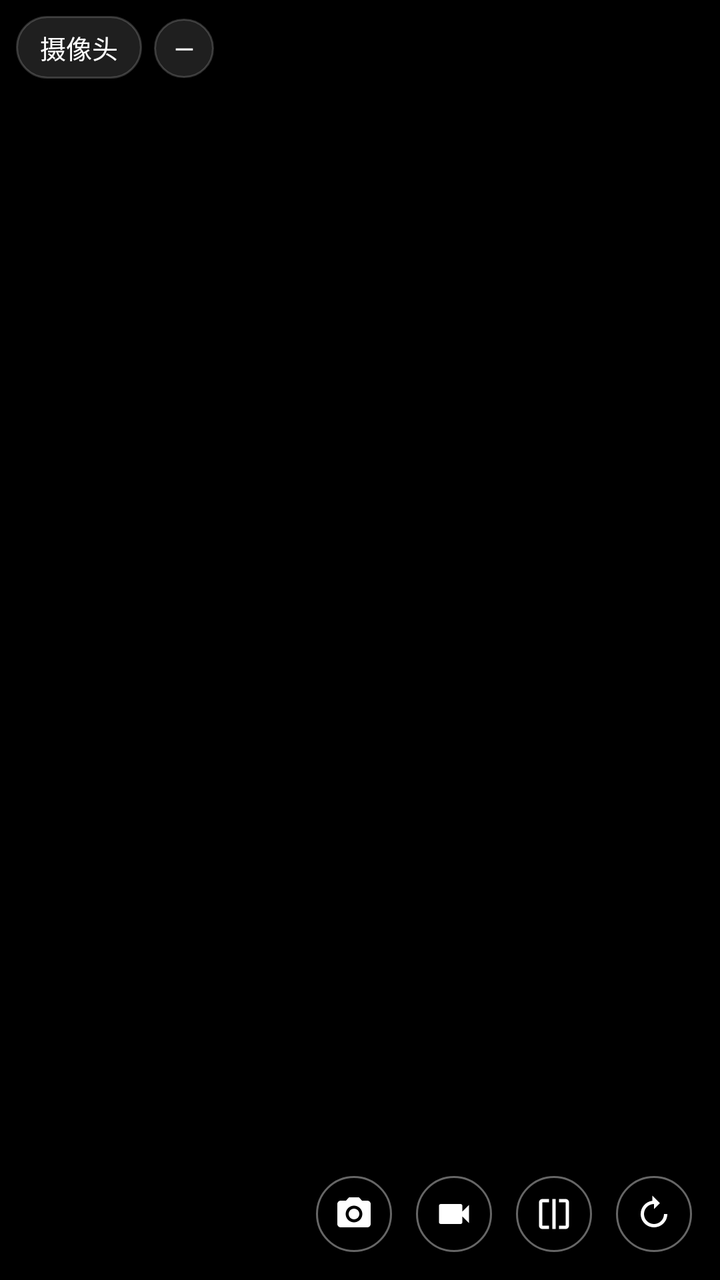
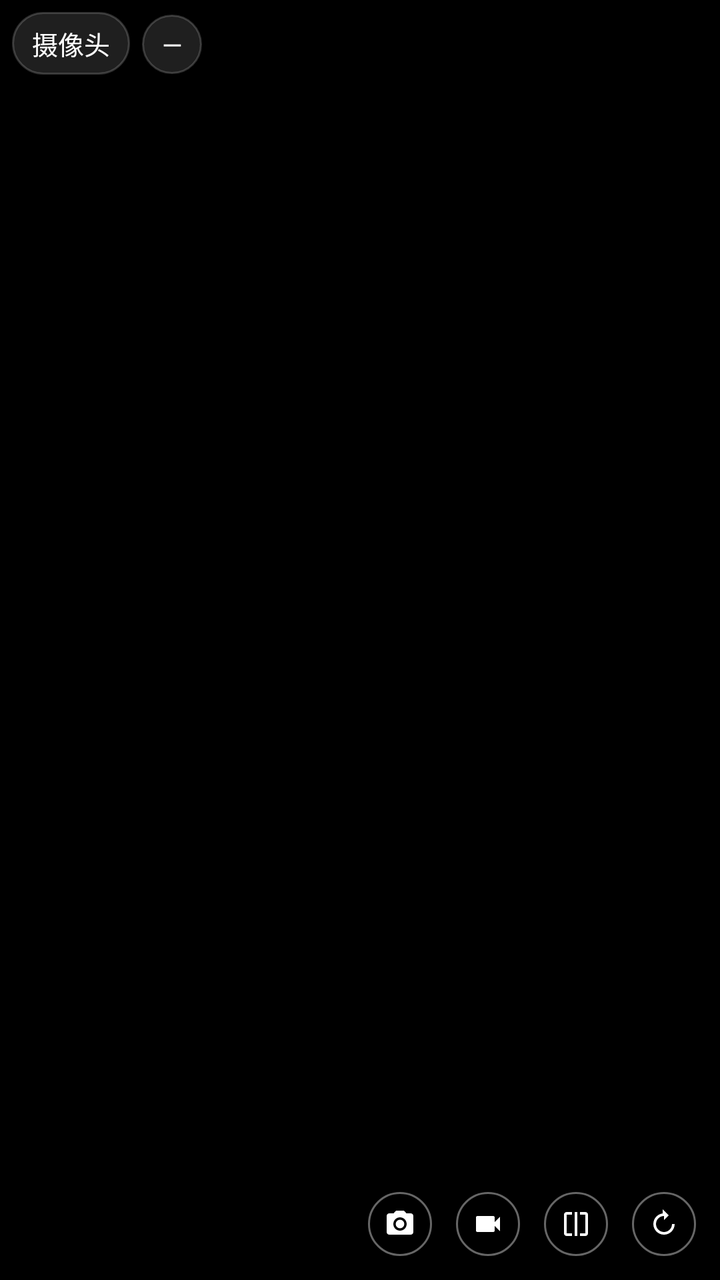

Screens rendered from an Android XML layout before and after an edit, with the pre-edit source and the edit as a unified diff.
<!-- AndroidManifest.xml: application theme Theme.UvcBlindCam -->
<!-- res/layout/item_camera_panel.xml -->
<?xml version="1.0" encoding="utf-8"?>
<FrameLayout xmlns:android="http://schemas.android.com/apk/res/android"
    android:layout_width="match_parent"
    android:layout_height="match_parent"
    android:background="@color/black">

    <TextureView
        android:id="@+id/texturePanel"
        android:layout_width="match_parent"
        android:layout_height="match_parent" />

    
    <LinearLayout
        android:layout_width="wrap_content"
        android:layout_height="wrap_content"
        android:layout_gravity="top|start"
        android:layout_margin="8dp"
        android:orientation="horizontal">

        <TextView
            android:id="@+id/btnCam"
            android:layout_width="wrap_content"
            android:layout_height="wrap_content"
            android:background="@drawable/bg_pill"
            android:paddingStart="12dp"
            android:paddingTop="6dp"
            android:paddingEnd="12dp"
            android:paddingBottom="6dp"
            android:text="@string/camera_unnamed"
            android:textColor="@color/white"
            android:textSize="13sp" />

        <TextView
            android:id="@+id/btnProfile"
            android:layout_width="wrap_content"
            android:layout_height="wrap_content"
            android:layout_marginStart="6dp"
            android:background="@drawable/bg_pill"
            android:paddingStart="10dp"
            android:paddingTop="6dp"
            android:paddingEnd="10dp"
            android:paddingBottom="6dp"
            android:text="—"
            android:textColor="@color/white"
            android:textSize="13sp" />
    </LinearLayout>

    
    <TextView
        android:id="@+id/tvStatus"
        android:layout_width="wrap_content"
        android:layout_height="wrap_content"
        android:layout_gravity="center"
        android:gravity="center"
        android:padding="16dp"
        android:text="@string/camera_no_permission"
        android:textColor="#CCFFFFFF"
        android:textSize="14sp"
        android:visibility="gone" />

    
    <TextView
        android:id="@+id/tvRec"
        android:layout_width="wrap_content"
        android:layout_height="wrap_content"
        android:layout_gravity="top|end"
        android:layout_margin="8dp"
        android:background="@drawable/bg_pill"
        android:paddingStart="10dp"
        android:paddingTop="6dp"
        android:paddingEnd="10dp"
        android:paddingBottom="6dp"
        android:text="@string/recording_dot"
        android:textColor="#FFFF5252"
        android:textSize="13sp"
        android:visibility="gone" />

    
    <LinearLayout
        android:layout_width="wrap_content"
        android:layout_height="wrap_content"
        android:layout_gravity="bottom|end"
        android:layout_marginEnd="8dp"
        android:layout_marginBottom="8dp"
        android:orientation="horizontal">

        <ImageButton
            android:id="@+id/btnPhoto"
            style="@style/BlindCam.CaptureButton"
            android:contentDescription="@string/action_photo"
            android:src="@drawable/ic_camera" />

        <ImageButton
            android:id="@+id/btnRecord"
            style="@style/BlindCam.CaptureButton"
            android:contentDescription="@string/action_record"
            android:src="@drawable/ic_videocam" />

        <ImageButton
            android:id="@+id/btnMirror"
            style="@style/BlindCam.CaptureButton"
            android:contentDescription="@string/action_mirror"
            android:src="@drawable/ic_flip" />

        <ImageButton
            android:id="@+id/btnRotate"
            style="@style/BlindCam.CaptureButton"
            android:contentDescription="@string/action_rotate"
            android:src="@drawable/ic_rotate" />
    </LinearLayout>

    
    <View
        android:id="@+id/viewWarn"
        android:layout_width="match_parent"
        android:layout_height="match_parent"
        android:background="@drawable/bg_warning_border"
        android:visibility="gone" />
</FrameLayout>
<!-- resources referenced by this layout -->
<resources>
  <color name="black">#FF000000</color>
  <color name="white">#FFFFFFFF</color>
  <!-- drawable bg_pill (drawable) -->
  <?xml version="1.0" encoding="utf-8"?>
  <shape xmlns:android="http://schemas.android.com/apk/res/android"
      android:shape="rectangle">
      <solid android:color="#1FFFFFFF" />
      <corners android:radius="100dp" />
      <stroke
          android:width="1dp"
          android:color="#2EFFFFFF" />
  </shape>
  <!-- drawable bg_warning_border (drawable) -->
  <?xml version="1.0" encoding="utf-8"?>
  <shape xmlns:android="http://schemas.android.com/apk/res/android"
      android:shape="rectangle">
      <solid android:color="@android:color/transparent" />
      <stroke
          android:width="6dp"
          android:color="#FFE53935" />
      <corners android:radius="2dp" />
  </shape>
  <string name="action_mirror">镜像</string>
  <string name="action_photo">拍照</string>
  <string name="action_record">录像</string>
  <string name="action_rotate">旋转</string>
  <string name="camera_no_permission">未授权\n点击此处授权</string>
  <string name="camera_unnamed">摄像头</string>
  <string name="recording_dot">● 录像中</string>
  <style name="BlindCam.CaptureButton" parent="Widget.AppCompat.ImageButton">
          <item name="android:layout_width">38dp</item>
          <item name="android:layout_height">38dp</item>
          <item name="android:layout_margin">6dp</item>
          <item name="android:background">@drawable/bg_capture_button</item>
          <item name="android:scaleType">fitCenter</item>
          <item name="android:padding">9dp</item>
          <item name="android:tint">@color/white</item>
      </style>
  <style name="Theme.UvcBlindCam" parent="Theme.Material3.DayNight.NoActionBar">
          <item name="colorPrimary">@color/brand_blue</item>
          <item name="colorPrimaryDark">@color/brand_blue_dark</item>
          <item name="colorOnPrimary">@color/white</item>
          <item name="colorSecondary">@color/brand_blue</item>
          <item name="android:colorBackground">#FFF2F4F7</item>
          <item name="colorOnBackground">#FF1A1F26</item>
          <item name="colorSurface">#FFFFFFFF</item>
          <item name="colorOnSurface">#FF1A1F26</item>
          <item name="colorSurfaceVariant">#FFE3EAF2</item>
          <item name="colorOnSurfaceVariant">#FF5A6472</item>
          <item name="colorOutline">#FFB6C0CC</item>
          <item name="android:statusBarColor">#FFFFFFFF</item>
          <item name="android:navigationBarColor">#FFFFFFFF</item>
          <item name="android:windowLightStatusBar">true</item>
          <item name="android:windowFullscreen">false</item>
  
          
          <item name="appBg">@drawable/bg_gradient_light</item>
          <item name="cardBg">@drawable/bg_glass_card_light</item>
          <item name="barBg">@drawable/bg_glass_bar</item>
          <item name="pillBg">@drawable/bg_pill_light</item>
          <item name="pillSelectedBg">@drawable/bg_pill_gradient</item>
          <item name="appBar">#FFFFFFFF</item>
          <item name="chipBg">#FFE3EAF2</item>
          <item name="onSurfaceDim">#FF5A6472</item>
          <item name="dividerColor">#FFD7DDE5</item>
          <item name="btnOutline">#FFB6C0CC</item>
          <item name="previewLabel">#FFFFFFFF</item>
          <item name="accentColor">#FF1565C0</item>
      </style>
  <color name="brand_blue">#FF1565C0</color>
  <color name="brand_blue_dark">#FF0D47A1</color>
  <!-- drawable bg_glass_bar (drawable) -->
  <?xml version="1.0" encoding="utf-8"?>
  <shape xmlns:android="http://schemas.android.com/apk/res/android"
      android:shape="rectangle">
      <solid android:color="#CC1A1330" />
      <stroke
          android:width="1dp"
          android:color="#33FFFFFF" />
  </shape>
  <!-- unchanged entries left out for length: 9 -->
</resources>

<!-- the commit's change to res/layout/item_camera_panel.xml (unified diff, before → after) -->
@@ -14,7 +14,7 @@
         android:layout_width="wrap_content"
         android:layout_height="wrap_content"
         android:layout_gravity="top|start"
-        android:layout_margin="8dp"
+        android:layout_margin="@dimen/ui_capture_margin"
         android:orientation="horizontal">
 
         <TextView
@@ -22,27 +22,33 @@
             android:layout_width="wrap_content"
             android:layout_height="wrap_content"
             android:background="@drawable/bg_pill"
-            android:paddingStart="12dp"
-            android:paddingTop="6dp"
-            android:paddingEnd="12dp"
-            android:paddingBottom="6dp"
+            android:paddingStart="@dimen/ui_panel_pill_pad_h"
+            android:paddingTop="@dimen/ui_panel_pill_pad_v"
+            android:paddingEnd="@dimen/ui_panel_pill_pad_h"
+            android:paddingBottom="@dimen/ui_panel_pill_pad_v"
             android:text="@string/camera_unnamed"
             android:textColor="@color/white"
-            android:textSize="13sp" />
+            android:textSize="@dimen/ui_panel_pill_text"
+            android:maxLines="1"
+            android:ellipsize="end"
+            android:maxWidth="160dp" />
 
         <TextView
             android:id="@+id/btnProfile"
             android:layout_width="wrap_content"
             android:layout_height="wrap_content"
-            android:layout_marginStart="6dp"
+            android:layout_marginStart="@dimen/ui_capture_margin"
             android:background="@drawable/bg_pill"
-            android:paddingStart="10dp"
-            android:paddingTop="6dp"
-            android:paddingEnd="10dp"
-            android:paddingBottom="6dp"
+            android:paddingStart="@dimen/ui_panel_pill_pad_h"
+            android:paddingTop="@dimen/ui_panel_pill_pad_v"
+            android:paddingEnd="@dimen/ui_panel_pill_pad_h"
+            android:paddingBottom="@dimen/ui_panel_pill_pad_v"
             android:text="—"
             android:textColor="@color/white"
-            android:textSize="13sp" />
+            android:textSize="@dimen/ui_panel_pill_text"
+            android:maxLines="1"
+            android:ellipsize="end"
+            android:maxWidth="160dp" />
     </LinearLayout>
 
     
@@ -52,10 +58,10 @@
         android:layout_height="wrap_content"
         android:layout_gravity="center"
         android:gravity="center"
-        android:padding="16dp"
+        android:padding="10dp"
         android:text="@string/camera_no_permission"
         android:textColor="#CCFFFFFF"
-        android:textSize="14sp"
+        android:textSize="@dimen/ui_panel_pill_text"
         android:visibility="gone" />
 
     
@@ -64,15 +70,15 @@
         android:layout_width="wrap_content"
         android:layout_height="wrap_content"
         android:layout_gravity="top|end"
-        android:layout_margin="8dp"
+        android:layout_margin="@dimen/ui_capture_margin"
         android:background="@drawable/bg_pill"
-        android:paddingStart="10dp"
-        android:paddingTop="6dp"
-        android:paddingEnd="10dp"
-        android:paddingBottom="6dp"
+        android:paddingStart="@dimen/ui_panel_pill_pad_h"
+        android:paddingTop="@dimen/ui_panel_pill_pad_v"
+        android:paddingEnd="@dimen/ui_panel_pill_pad_h"
+        android:paddingBottom="@dimen/ui_panel_pill_pad_v"
         android:text="@string/recording_dot"
         android:textColor="#FFFF5252"
-        android:textSize="13sp"
+        android:textSize="@dimen/ui_panel_pill_text"
         android:visibility="gone" />
 
     
@@ -80,8 +86,8 @@
         android:layout_width="wrap_content"
         android:layout_height="wrap_content"
         android:layout_gravity="bottom|end"
-        android:layout_marginEnd="8dp"
-        android:layout_marginBottom="8dp"
+        android:layout_marginEnd="@dimen/ui_capture_margin"
+        android:layout_marginBottom="@dimen/ui_capture_margin"
         android:orientation="horizontal">
 
         <ImageButton
@@ -110,10 +116,12 @@
     </LinearLayout>
 
     
-    <View
+    <com.wheeltech.blindcam.ui.widget.WarningOverlayView
         android:id="@+id/viewWarn"
         android:layout_width="match_parent"
         android:layout_height="match_parent"
-        android:background="@drawable/bg_warning_border"
+        android:clickable="false"
+        android:focusable="false"
+        android:importantForAccessibility="no"
         android:visibility="gone" />
 </FrameLayout>
<!-- resource entries referenced after the edit -->
@@ -2,6 +2,10 @@
 <resources>
   <color name="black">#FF000000</color>
   <color name="white">#FFFFFFFF</color>
+  <dimen name="ui_capture_margin">4dp</dimen>
+  <dimen name="ui_panel_pill_pad_h">8dp</dimen>
+  <dimen name="ui_panel_pill_pad_v">4dp</dimen>
+  <dimen name="ui_panel_pill_text">11sp</dimen>
   <!-- drawable bg_pill (drawable) -->
   <?xml version="1.0" encoding="utf-8"?>
   <shape xmlns:android="http://schemas.android.com/apk/res/android"
@@ -12,16 +16,6 @@
           android:width="1dp"
           android:color="#2EFFFFFF" />
   </shape>
-  <!-- drawable bg_warning_border (drawable) -->
-  <?xml version="1.0" encoding="utf-8"?>
-  <shape xmlns:android="http://schemas.android.com/apk/res/android"
-      android:shape="rectangle">
-      <solid android:color="@android:color/transparent" />
-      <stroke
-          android:width="6dp"
-          android:color="#FFE53935" />
-      <corners android:radius="2dp" />
-  </shape>
   <string name="action_mirror">镜像</string>
   <string name="action_photo">拍照</string>
   <string name="action_record">录像</string>
@@ -30,12 +24,12 @@
   <string name="camera_unnamed">摄像头</string>
   <string name="recording_dot">● 录像中</string>
   <style name="BlindCam.CaptureButton" parent="Widget.AppCompat.ImageButton">
-          <item name="android:layout_width">38dp</item>
-          <item name="android:layout_height">38dp</item>
-          <item name="android:layout_margin">6dp</item>
+          <item name="android:layout_width">@dimen/ui_capture_button</item>
+          <item name="android:layout_height">@dimen/ui_capture_button</item>
+          <item name="android:layout_margin">@dimen/ui_capture_margin</item>
           <item name="android:background">@drawable/bg_capture_button</item>
           <item name="android:scaleType">fitCenter</item>
-          <item name="android:padding">9dp</item>
+          <item name="android:padding">@dimen/ui_capture_padding</item>
           <item name="android:tint">@color/white</item>
       </style>
   <style name="Theme.UvcBlindCam" parent="Theme.Material3.DayNight.NoActionBar">
@@ -61,6 +55,7 @@
           <item name="barBg">@drawable/bg_glass_bar</item>
           <item name="pillBg">@drawable/bg_pill_light</item>
           <item name="pillSelectedBg">@drawable/bg_pill_gradient</item>
+          <item name="barChipBg">@drawable/bg_pill</item>
           <item name="appBar">#FFFFFFFF</item>
           <item name="chipBg">#FFE3EAF2</item>
           <item name="onSurfaceDim">#FF5A6472</item>
@@ -69,6 +64,8 @@
           <item name="previewLabel">#FFFFFFFF</item>
           <item name="accentColor">#FF1565C0</item>
       </style>
+  <dimen name="ui_capture_button">28dp</dimen>
+  <dimen name="ui_capture_padding">6dp</dimen>
   <color name="brand_blue">#FF1565C0</color>
   <color name="brand_blue_dark">#FF0D47A1</color>
   <!-- drawable bg_glass_bar (drawable) -->
